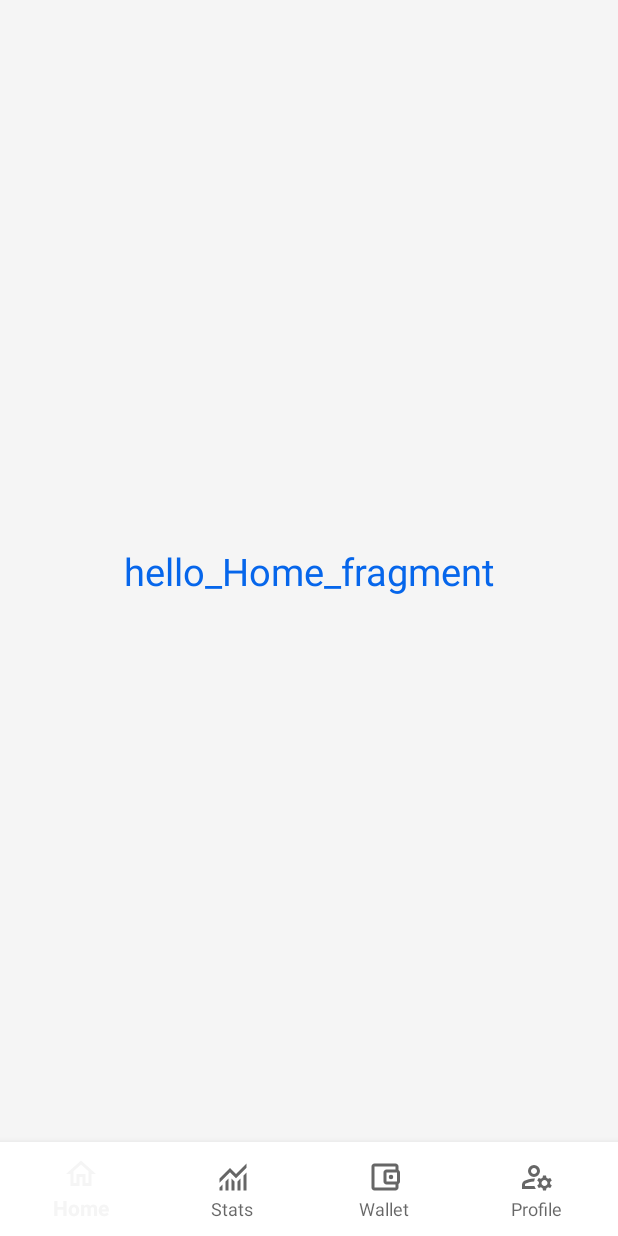
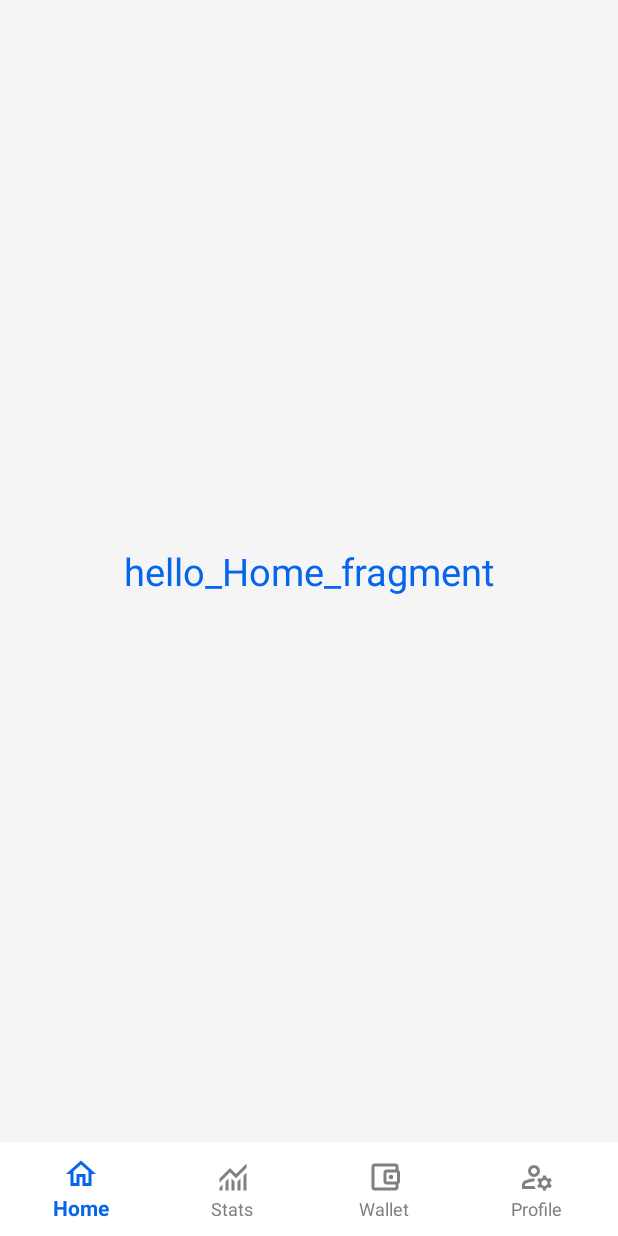
Before and after one commit to skandalkar/Mini-Project-on-College-Activity, an Android app: the DashboardActivity screen opened directly, with no data from a screen before it, on a phone screen of 412 x 824 dp. Run offline under Robolectric (Android 15) with nearby library versions, the phone set to English and light mode, and no system bars.

Commit message:
NavBar current tab/fragment highlight code-snippets

```diff
--- a/app/src/main/res/layout/activity_dashboard.xml
+++ b/app/src/main/res/layout/activity_dashboard.xml
@@ -24,8 +24,12 @@
         android:layout_marginBottom="0dp"
         android:layout_alignParentBottom="true"
         app:labelVisibilityMode="labeled"
+        app:elevation="0dp"
         app:menu="@menu/bottom_navbar"
         android:background="@color/white"
-        tools:ignore="VisualLintBottomNav" />
+        app:itemTextColor="@color/bottom_navigation_selector"
+        app:itemIconTint="@color/bottom_navigation_selector"
+        tools:ignore="VisualLintBottomNav"
+        />
 
 </RelativeLayout>
```
